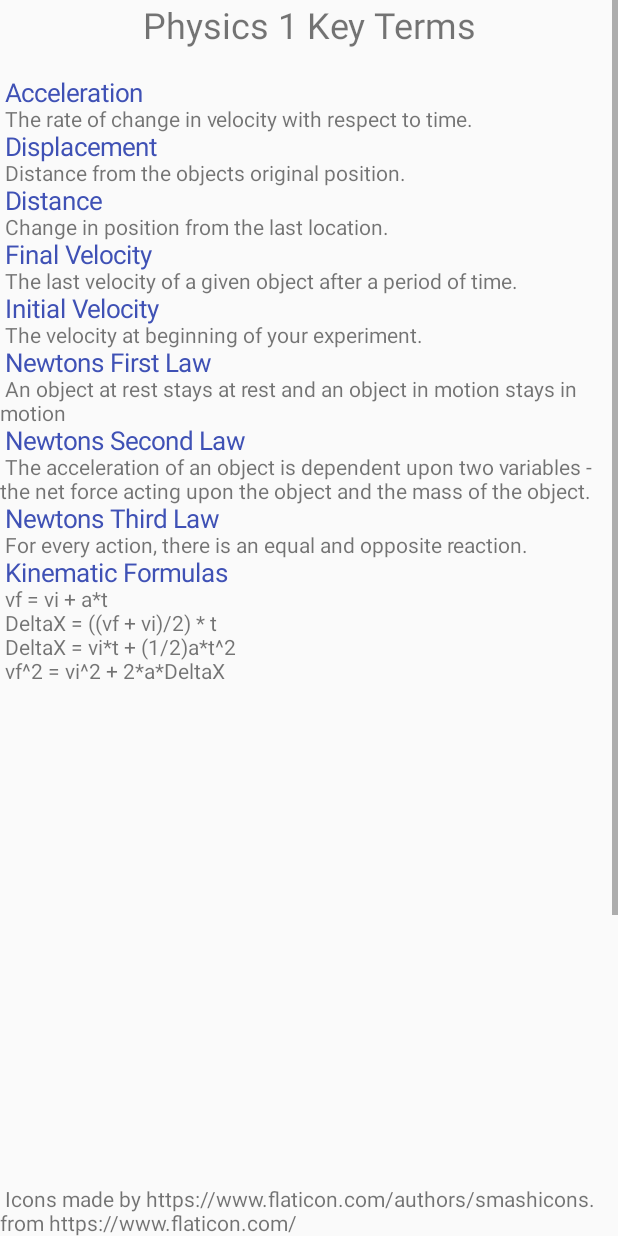
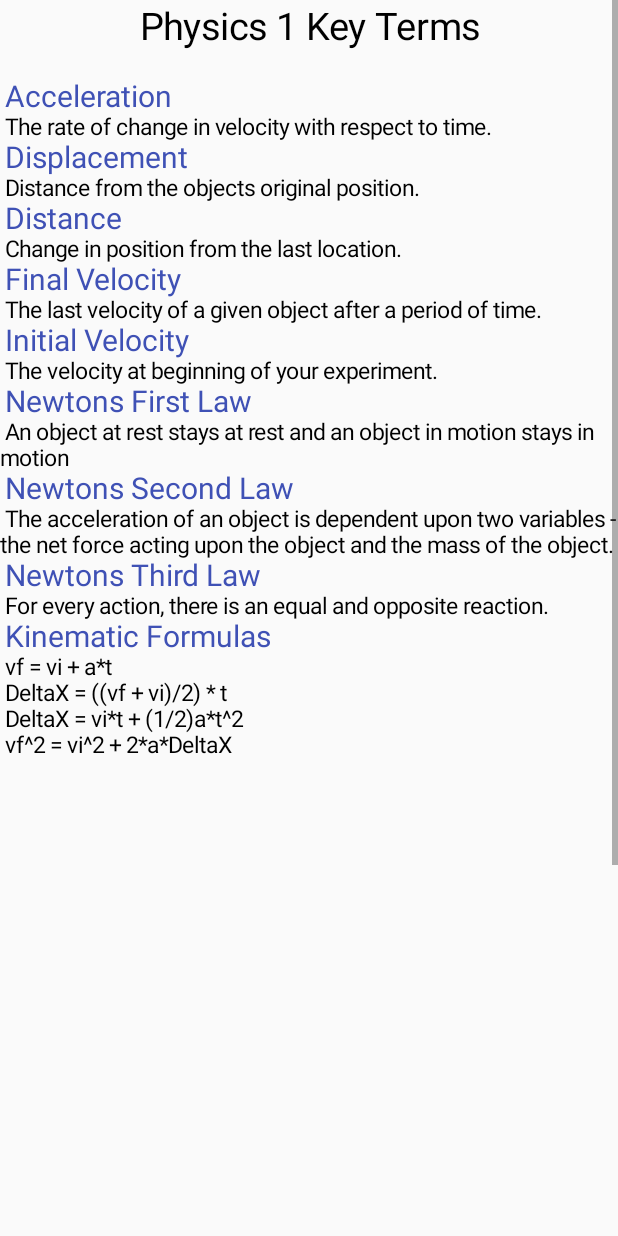
Before and after one commit to ZachSteele/BottomNavigationView, an Android app: the screen it shows after launch (DictionaryScroll), item 4 of the bottom bar chosen, on a phone screen of 412 x 824 dp. Run offline under Robolectric (Android 15) with nearby library versions, the phone set to English and light mode, and no system bars.

Commit message:
Text changed to black.

```diff
--- a/app/build.gradle
+++ b/app/build.gradle
@@ -6,8 +6,8 @@
         applicationId "com.myfirstproj.zachs.PhysicsOneCompleteGuide"
         minSdkVersion 21
         targetSdkVersion 27
-        versionCode 6
-        versionName "1.6"
+        versionCode 7
+        versionName "1.7"
         testInstrumentationRunner "android.support.test.runner.AndroidJUnitRunner"
     }
     buildTypes {
@@ -17,12 +17,10 @@
         }
     }
 }
-
 dependencies {
     implementation fileTree(dir: 'libs', include: ['*.jar'])
     implementation 'com.android.support:appcompat-v7:27.1.1'
     implementation 'com.android.support:design:27.1.1'
-
     implementation 'com.android.support.constraint:constraint-layout:1.1.2'
     implementation 'com.android.support:support-v4:27.1.1'
     testImplementation 'junit:junit:4.12'
--- a/app/src/main/AndroidManifest.xml
+++ b/app/src/main/AndroidManifest.xml
@@ -12,7 +12,6 @@
         <activity android:name="com.myfirstproj.zachs.bottomnavigationview.MainActivity">
             <intent-filter>
                 <action android:name="android.intent.action.MAIN" />
-
                 <category android:name="android.intent.category.LAUNCHER" />
             </intent-filter>
         </activity>
--- a/app/src/main/java/com/myfirstproj/zachs/bottomnavigationview/CalculatorFragment.java
+++ b/app/src/main/java/com/myfirstproj/zachs/bottomnavigationview/CalculatorFragment.java
@@ -17,8 +17,6 @@
  * A simple {@link Fragment} subclass.
  */
 public class CalculatorFragment extends Fragment {
-
-
     public CalculatorFragment() {
         // Required empty public constructor
     }
@@ -38,7 +36,6 @@
         calculatef2m.setOnClickListener(new View.OnClickListener() {
             @Override
             public void onClick(View v) {
-
                 TextView resultTextViewf2m = view.findViewById(R.id.resultF2M);
                 EditText edittextfeet = view.findViewById(R.id.editTextF2M);
                 String feetNumCheck = edittextfeet.getText().toString();
@@ -74,7 +71,6 @@
                 metersNum = metersNum * 3.28084;
                 //formats the number to 2 two decimal places, allows for color change
                 resultTextViewm2f.setText(Html.fromHtml(numberFormat.format(metersNum) + colorFeet));
-
             }
         });
         //when this button is clicked calculate meters to feet
--- a/app/src/main/java/com/myfirstproj/zachs/bottomnavigationview/DictionaryScroll.java
+++ b/app/src/main/java/com/myfirstproj/zachs/bottomnavigationview/DictionaryScroll.java
@@ -5,7 +5,6 @@
 import android.widget.TextView;
 
 public class DictionaryScroll extends AppCompatActivity {
-
     @Override
     protected void onCreate(Bundle savedInstanceState) {
         super.onCreate(savedInstanceState);
--- a/app/src/main/java/com/myfirstproj/zachs/bottomnavigationview/HomeFragment.java
+++ b/app/src/main/java/com/myfirstproj/zachs/bottomnavigationview/HomeFragment.java
@@ -12,7 +12,6 @@
  * A simple {@link Fragment} subclass.
  */
 public class HomeFragment extends Fragment {
-
     public HomeFragment() {
         // Required empty public constructor
     }
@@ -23,5 +22,4 @@
         // Inflate the layout for this fragment
         return inflater.inflate(R.layout.fragment_home, container, false);
     }
-
 }
--- a/app/src/main/java/com/myfirstproj/zachs/bottomnavigationview/KinematicsFragment.java
+++ b/app/src/main/java/com/myfirstproj/zachs/bottomnavigationview/KinematicsFragment.java
@@ -18,7 +18,6 @@
  * A simple {@link Fragment} subclass.
  */
 public class KinematicsFragment extends Fragment {
-
     public KinematicsFragment() {
         // Required empty public constructor
     }
@@ -51,7 +50,7 @@
                 double accNum;
                 double timeNum;
                 double deltaNum;
-
+                //Formatting for result view
                 String vfColor = "<font color='#000000'>Final Velocity = </font>";
                 String viColor = "<font color='#000000'>Initial Velocity = </font>";
                 String accColor = "<font color='#000000'>Acceleration = </font>";
@@ -107,7 +106,6 @@
                 }
                 //find final velocity and time
                 if (finalVNumCheck.equals("") && timeNumCheck.equals("") && !deltaNumCheck.isEmpty() && !initialVCheck.isEmpty() && !accNumCheck.isEmpty()) {
-
                     initialVNum = Double.parseDouble(initialVCheck);
                     accNum = Double.parseDouble(accNumCheck);
                     deltaNum = Double.parseDouble(deltaNumCheck);
@@ -116,7 +114,6 @@
                     //t=(vf-vi)/a
                     timeNum = (finalVNum - initialVNum) / accNum;
                     resultTextView.setText(Html.fromHtml(vfColor + numberFormat.format(finalVNum) + "<br>" + timeColor + numberFormat.format(Math.abs(timeNum))));
-
                     // resultTextView.setText("final v = " + numberFormat.format(finalVNum) + "\ntime = " + numberFormat.format(Math.abs(timeNum)));
                     return;
                 }
@@ -217,7 +214,6 @@
         explainBtn.setOnClickListener(new View.OnClickListener() {
             @Override
             public void onClick(View v) {
-
                     //Intent intent = new Intent(KinematicsFragment.this.getActivity(),explainActivity.class);
                     //KinematicsFragment.this.startActivity(intent);
                 TextView resultExplainTextView2 = (TextView) view.findViewById(R.id.resultExplainTextView2);
--- a/app/src/main/java/com/myfirstproj/zachs/bottomnavigationview/MainActivity.java
+++ b/app/src/main/java/com/myfirstproj/zachs/bottomnavigationview/MainActivity.java
@@ -10,9 +10,7 @@
 import android.widget.FrameLayout;
 
 public class MainActivity extends AppCompatActivity {
-
     private BottomNavigationView mMainNav;
-
     private HomeFragment homeFragment;
     private CalculatorFragment calculatorFragment;
     private KinematicsFragment kinematicsFragment;
@@ -27,25 +25,25 @@
         calculatorFragment = new CalculatorFragment();
         kinematicsFragment = new KinematicsFragment();
         setFragment(homeFragment);
-        //Bottom Navigation
+        //Bottom Navigation switcher
         mMainNav.setOnNavigationItemSelectedListener(new BottomNavigationView.OnNavigationItemSelectedListener() {
             @Override
             public boolean onNavigationItemSelected(@NonNull MenuItem item) {
                 switch (item.getItemId()) {
                     case R.id.nav_home:
-                        mMainNav.setItemBackgroundResource(R.color.colorPrimaryDark);
+                        mMainNav.setItemBackgroundResource(R.color.colorPrimary);
                         setFragment(homeFragment);
                         return true;
                     case R.id.nav_calculator:
-                        mMainNav.setItemBackgroundResource(R.color.colorPrimaryDark);
+                        mMainNav.setItemBackgroundResource(R.color.colorPrimary);
                         setFragment(calculatorFragment);
                         return true;
                     case R.id.nav_kinematics:
-                        mMainNav.setItemBackgroundResource(R.color.colorPrimaryDark);
+                        mMainNav.setItemBackgroundResource(R.color.colorPrimary);
                         setFragment(kinematicsFragment);
                         return true;
                     case R.id.nav_Dictionary:
-                        mMainNav.setItemBackgroundResource(R.color.colorPrimaryDark);
+                        mMainNav.setItemBackgroundResource(R.color.colorPrimary);
                         Intent intent1 = new Intent(MainActivity.this, DictionaryScroll.class);
                         startActivity(intent1);
                         return true;
--- a/app/src/main/res/layout/activity_dictionary_scroll.xml
+++ b/app/src/main/res/layout/activity_dictionary_scroll.xml
@@ -18,7 +18,7 @@
                 android:id="@+id/titleWindow"
                 android:layout_width="match_parent"
                 android:layout_height="50dp"
-                android:text="Physics 1 Key Terms"
+                android:text="@string/title_text"
                 android:textAlignment="center"
                 android:textSize="24sp" />
 
--- a/app/src/main/res/layout/activity_main.xml
+++ b/app/src/main/res/layout/activity_main.xml
@@ -25,8 +25,5 @@
         android:layout_alignParentStart="true"
         android:layout_alignParentTop="true"
         android:layout_marginStart="0dp"
-        android:layout_marginTop="0dp">
-
-    </FrameLayout>
-
+        android:layout_marginTop="0dp"></FrameLayout>
 </RelativeLayout>
--- a/app/src/main/res/layout/fragment_home.xml
+++ b/app/src/main/res/layout/fragment_home.xml
@@ -33,7 +33,6 @@
         android:layout_marginStart="40dp"
         android:layout_marginTop="400dp" />
 
-
     <ImageView
         android:id="@+id/toolBoxView"
         android:layout_width="71dp"
--- a/app/src/main/res/menu/nav_items.xml
+++ b/app/src/main/res/menu/nav_items.xml
@@ -1,6 +1,6 @@
 <?xml version="1.0" encoding="utf-8"?>
 <menu xmlns:android="http://schemas.android.com/apk/res/android">
-
+    <!-- This creates the bottom navigation bar and icons-->
     <item
         android:id="@+id/nav_home"
         android:icon="@drawable/home"
--- a/app/src/main/res/values/colors.xml
+++ b/app/src/main/res/values/colors.xml
@@ -1,8 +1,6 @@
 <?xml version="1.0" encoding="utf-8"?>
 <resources>
     <color name="colorPrimary">#3F51B5</color>
-    <color name="colorPrimaryDark">#3F51B5</color>
-    <color name="colorAccent">#3F51B5</color>
     <color name="colorWhite">#ffffff</color>
     <color name="colorWhiteTransparent">#80ffffff</color>
     <color name="colorGreen">#3F51B5</color>
--- a/app/src/main/res/values/strings.xml
+++ b/app/src/main/res/values/strings.xml
@@ -4,39 +4,57 @@
     <string name="nav_calculator">calculator</string>
     <string name="nav_toolbox">Kinematics</string>
     <string name="nav_dictionary">Dictionary</string>
+    <!--The dictionary text-->
     <string name="large_actual_text">
-
-        <font fgcolor='#3F51B5' size="17">Acceleration</font>
+        <!--HTML used to format the headers-->
+        <font fgcolor='#3F51B5' size="20">Acceleration</font>
          "\n"
-        "The rate of change in velocity with respect to time.\n"
-        <font fgcolor='#3F51B5' size="17">Displacement</font>
+        <font fgcolor='#000000' size="15">The rate of change in velocity with respect to
+            time.</font>
         "\n"
-        "Distance from the objects original position.\n"
-        <font fgcolor='#3F51B5' size="17">Distance</font>
+        <font fgcolor='#3F51B5' size="20">Displacement</font>
         "\n"
-        "Change in position from the last location.\n"
-        <font fgcolor='#3F51B5' size="17">Final Velocity</font>
+        <font fgcolor='#000000' size="15">Distance from the objects original position.</font>
         "\n"
-        "The last velocity of a given object after a period of time.\n"
-        <font fgcolor='#3F51B5' size="17">Initial Velocity</font>
+        <font fgcolor='#3F51B5' size="20">Distance</font>
         "\n"
-        "The velocity at beginning of your experiment.\n"
-        <font fgcolor='#3F51B5' size="17">Newtons First Law</font>
+        <font fgcolor='#000000' size="15">Change in position from the last location.</font>
         "\n"
-        "An object at rest stays at rest and an object in motion stays in motion\n"
-        <font fgcolor='#3F51B5' size="17">Newtons Second Law</font>
+        <font fgcolor='#3F51B5' size="20">Final Velocity</font>
         "\n"
-        "The acceleration of an object is dependent upon two variables - the net force acting upon the object and the mass of the object.\n"
-        <font fgcolor='#3F51B5' size="17">Newtons Third Law</font>
+        <font fgcolor='#000000' size="15">The last velocity of a given object after a period of
+            time.</font>
         "\n"
-        "For every action, there is an equal and opposite reaction.\n"
-        <font fgcolor='#3F51B5' size="17">Kinematic Formulas</font>
+        <font fgcolor='#3F51B5' size="20">Initial Velocity</font>
         "\n"
-        "vf = vi + a*t\n"
-        "DeltaX = ((vf + vi)/2) * t\n"
-        "DeltaX = vi*t + (1/2)a*t^2\n"
-        "vf^2 = vi^2 + 2*a*DeltaX\n"
-
+        <font fgcolor='#000000' size="15">The velocity at beginning of your experiment.</font>
+        "\n"
+        <font fgcolor='#3F51B5' size="20">Newtons First Law</font>
+        "\n"
+        <font fgcolor='#000000' size="15">An object at rest stays at rest and an object in motion
+            stays in motion</font>
+        "\n"
+        <font fgcolor='#3F51B5' size="20">Newtons Second Law</font>
+        "\n"
+        <font fgcolor='#000000' size="15">The acceleration of an object is dependent upon two
+            variables - the net force acting upon the object and the mass of the object.</font>
+        "\n"
+        <font fgcolor='#3F51B5' size="20">Newtons Third Law</font>
+        "\n"
+        <font fgcolor='#000000' size="15">For every action, there is an equal and opposite
+            reaction.</font>
+        "\n"
+        <font fgcolor='#3F51B5' size="20">Kinematic Formulas</font>
+        "\n"
+        <font fgcolor='#000000' size="15">vf = vi + a*t</font>
+        "\n"
+        <font fgcolor='#000000' size="15">DeltaX = ((vf + vi)/2) * t</font>
+        "\n"
+        <font fgcolor='#000000' size="15">DeltaX = vi*t + (1/2)a*t^2</font>
+        "\n"
+        <font fgcolor='#000000' size="15">vf^2 = vi^2 + 2*a*DeltaX</font>
+        "\n"
+        <!--Required for the icons used-->
         "\n\n\n\n\n\n\n\n\n\n\n\n\n\n\n\n\n\n\n\n\n"
         "Icons made by https://www.flaticon.com/authors/smashicons. from https://www.flaticon.com/"
         "\nwww.flaticon.com is licensed by http://creativecommons.org/licenses/by/3.0/\n\n"
@@ -46,96 +64,12 @@
         "www.flaticon.com is licensed by http://creativecommons.org/licenses/by/3.0/\n\n"
         "Icons made by https://www.flaticon.com/authors/eucalyp\n"
         "www.flaticon.com is licensed by http://creativecommons.org/licenses/by/3.0/\n\n"
-        "Launcher icon made by Just UI at https://www.iconfinder.com licensed by http://creativecommons.org/licenses/by/3.0/"
+        "Launcher icon made by Just UI at https://www.iconfinder.com licensed by
+        http://creativecommons.org/licenses/by/3.0/"
     </string>
-    <string name="large_text">
-        "Material is the metaphor.\n\n"
-
-        "A material metaphor is the unifying theory of a rationalized space and a system of motion."
-        "The material is grounded in tactile reality, inspired by the study of paper and ink, yet "
-        "technologically advanced and open to imagination and magic.\n"
-        "Surfaces and edges of the material provide visual cues that are grounded in reality. The "
-        "use of familiar tactile attributes helps users quickly understand affordances. Yet the "
-        "flexibility of the material creates new affordances that supercede those in the physical "
-        "world, without breaking the rules of physics.\n"
-        "The fundamentals of light, surface, and movement are key to conveying how objects move, "
-        "interact, and exist in space and in relation to each other. Realistic lighting shows "
-        "seams, divides space, and indicates moving parts.\n\n"
-
-        "Bold, graphic, intentional.\n\n"
-
-        "The foundational elements of print based design typography, grids, space, scale, color, "
-        "and use of imagery guide visual treatments. These elements do far more than please the "
-        "eye. They create hierarchy, meaning, and focus. Deliberate color choices, edge to edge "
-        "imagery, large scale typography, and intentional white space create a bold and graphic "
-        "interface that immerse the user in the experience.\n"
-        "An emphasis on user actions makes core functionality immediately apparent and provides "
-        "waypoints for the user.\n\n"
-
-        "Motion provides meaning.\n\n"
-
-        "Motion respects and reinforces the user as the prime mover. Primary user actions are "
-        "inflection points that initiate motion, transforming the whole design.\n"
-        "All action takes place in a single environment. Objects are presented to the user without "
-        "breaking the continuity of experience even as they transform and reorganize.\n"
-        "Motion is meaningful and appropriate, serving to focus attention and maintain continuity. "
-        "Feedback is subtle yet clear. Transitions are efﬁcient yet coherent.\n\n"
-
-        "3D world.\n\n"
-
-        "The material environment is a 3D space, which means all objects have x, y, and z "
-        "dimensions. The z-axis is perpendicularly aligned to the plane of the display, with the "
-        "positive z-axis extending towards the viewer. Every sheet of material occupies a single "
-        "position along the z-axis and has a standard 1dp thickness.\n"
-        "On the web, the z-axis is used for layering and not for perspective. The 3D world is "
-        "emulated by manipulating the y-axis.\n\n"
-
-        "Light and shadow.\n\n"
-
-        "Within the material environment, virtual lights illuminate the scene. Key lights create "
-        "directional shadows, while ambient light creates soft shadows from all angles.\n"
-        "Shadows in the material environment are cast by these two light sources. In Android "
-        "development, shadows occur when light sources are blocked by sheets of material at "
-        "various positions along the z-axis. On the web, shadows are depicted by manipulating the "
-        "y-axis only. The following example shows the card with a height of 6dp.\n\n"
-
-        "Resting elevation.\n\n"
-
-        "All material objects, regardless of size, have a resting elevation, or default elevation "
-        "that does not change. If an object changes elevation, it should return to its resting "
-        "elevation as soon as possible.\n\n"
-
-        "Component elevations.\n\n"
-
-        "The resting elevation for a component type is consistent across apps (e.g., FAB elevation "
-        "does not vary from 6dp in one app to 16dp in another app).\n"
-        "Components may have different resting elevations across platforms, depending on the depth "
-        "of the environment (e.g., TV has a greater depth than mobile or desktop).\n\n"
-
-        "Responsive elevation and dynamic elevation offsets.\n\n"
-
-        "Some component types have responsive elevation, meaning they change elevation in response "
-        "to user input (e.g., normal, focused, and pressed) or system events. These elevation "
-        "changes are consistently implemented using dynamic elevation offsets.\n"
-        "Dynamic elevation offsets are the goal elevation that a component moves towards, relative "
-        "to the component’s resting state. They ensure that elevation changes are consistent "
-        "across actions and component types. For example, all components that lift on press have "
-        "the same elevation change relative to their resting elevation.\n"
-        "Once the input event is completed or cancelled, the component will return to its resting "
-        "elevation.\n\n"
-
-        "Avoiding elevation interference.\n\n"
-
-        "Components with responsive elevations may encounter other components as they move between "
-        "their resting elevations and dynamic elevation offsets. Because material cannot pass "
-        "through other material, components avoid interfering with one another any number of ways, "
-        "whether on a per component basis or using the entire app layout.\n"
-        "On a component level, components can move or be removed before they cause interference. "
-        "For example, a floating action button (FAB) can disappear or move off screen before a "
-        "user picks up a card, or it can move if a snackbar appears.\n"
-        "On the layout level, design your app layout to minimize opportunities for interference. "
-        "For example, position the FAB to one side of stream of a cards so the FAB won’t interfere "
-        "when a user tries to pick up one of cards.\n\n"
+    <string name="title_text">
+        <!--HTML used for the title-->
+        <font fgcolor='#000000' size="25">Physics 1 Key Terms</font>
     </string>
     <string name="action_settings">Settings</string>
 </resources>
--- a/app/src/main/res/values/styles.xml
+++ b/app/src/main/res/values/styles.xml
@@ -3,8 +3,7 @@
     <style name="AppTheme" parent="Theme.AppCompat.Light.NoActionBar">
         <!-- Customize your theme here. -->
         <item name="colorPrimary">@color/colorPrimary</item>
-        <item name="colorPrimaryDark">@color/colorPrimaryDark</item>
-        <item name="colorAccent">@color/colorAccent</item>
+
     </style>
 
     <style name="AppTheme.NoActionBar">
--- a/build.gradle
+++ b/build.gradle
@@ -1,7 +1,6 @@
 // Top-level build file where you can add configuration options common to all sub-projects/modules.
 
 buildscript {
-
     repositories {
         google()
         jcenter()
@@ -10,14 +9,12 @@
         classpath 'com.android.tools.build:gradle:3.1.3'
     }
 }
-
 allprojects {
     repositories {
         google()
         jcenter()
     }
 }
-
 task clean(type: Delete) {
     delete rootProject.buildDir
 }
```
